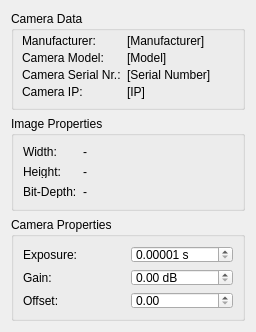
Above: Vistek/dockWidgetVistek.ui from itom-project/plugins before the change. Below: the same form after it.
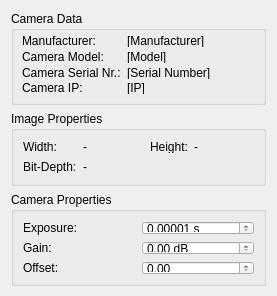
That is the form after the change.

```diff
--- a/Vistek/dockWidgetVistek.ui
+++ b/Vistek/dockWidgetVistek.ui
@@ -6,8 +6,8 @@
    <rect>
     <x>0</x>
     <y>0</y>
-    <width>256</width>
-    <height>332</height>
+    <width>277</width>
+    <height>296</height>
    </rect>
   </property>
   <property name="minimumSize">
@@ -186,33 +186,7 @@
         </property>
        </widget>
       </item>
-      <item row="1" column="0">
-       <widget class="QLabel" name="label_4">
-        <property name="sizePolicy">
-         <sizepolicy hsizetype="Maximum" vsizetype="Preferred">
-          <horstretch>0</horstretch>
-          <verstretch>0</verstretch>
-         </sizepolicy>
-        </property>
-        <property name="maximumSize">
-         <size>
-          <width>16777215</width>
-          <height>13</height>
-         </size>
-        </property>
-        <property name="text">
-         <string>Height:</string>
-        </property>
-       </widget>
-      </item>
-      <item row="1" column="1">
-       <widget class="QLabel" name="lblHeight">
-        <property name="text">
-         <string>-</string>
-        </property>
-       </widget>
-      </item>
-      <item row="2" column="0">
+      <item row="3" column="0">
        <widget class="QLabel" name="label_11">
         <property name="sizePolicy">
          <sizepolicy hsizetype="Maximum" vsizetype="Preferred">
@@ -231,13 +205,39 @@
         </property>
        </widget>
       </item>
-      <item row="2" column="1">
+      <item row="3" column="1">
        <widget class="QLabel" name="lblBitDepth">
         <property name="text">
          <string>-</string>
         </property>
        </widget>
       </item>
+      <item row="0" column="2">
+       <widget class="QLabel" name="label_4">
+        <property name="sizePolicy">
+         <sizepolicy hsizetype="Maximum" vsizetype="Preferred">
+          <horstretch>0</horstretch>
+          <verstretch>0</verstretch>
+         </sizepolicy>
+        </property>
+        <property name="maximumSize">
+         <size>
+          <width>16777215</width>
+          <height>13</height>
+         </size>
+        </property>
+        <property name="text">
+         <string>Height:</string>
+        </property>
+       </widget>
+      </item>
+      <item row="0" column="3">
+       <widget class="QLabel" name="lblHeight">
+        <property name="text">
+         <string>-</string>
+        </property>
+       </widget>
+      </item>
      </layout>
     </widget>
    </item>
```
